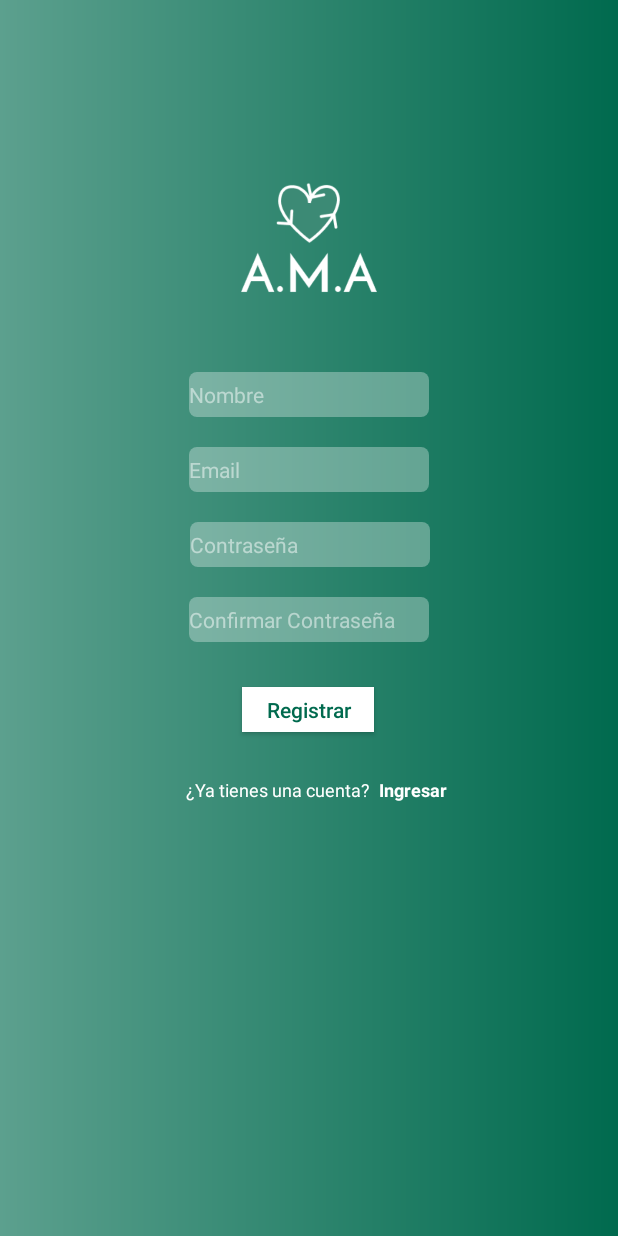
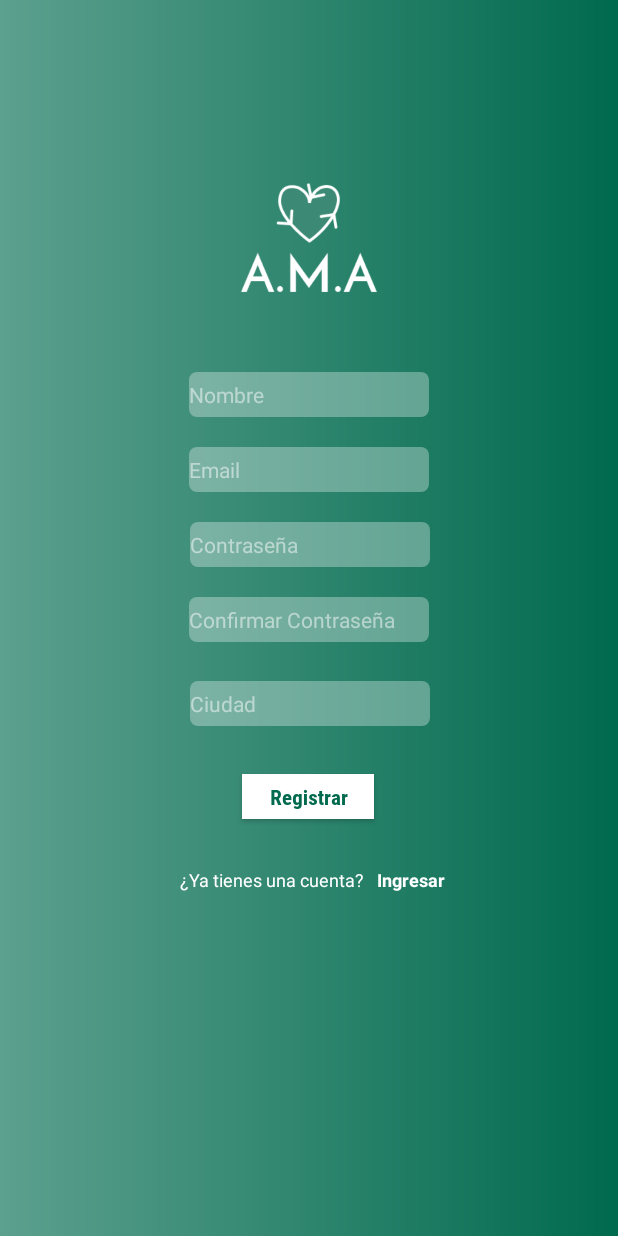
Before and after one commit to ElizaAldana/amaAndroid, an Android app: the layout activity_registro.xml on its own in the app's theme, with its tools: preview values and no code run, on a phone screen of 412 x 824 dp. Run offline under Robolectric (Android 15) with nearby library versions, the phone set to English and light mode, and no system bars.

```diff
--- a/app/src/main/java/com/example/ama/MainActivity.java
+++ b/app/src/main/java/com/example/ama/MainActivity.java
@@ -7,8 +7,11 @@ import android.os.Bundle;
 import android.view.View;
 import android.widget.Button;
 
+import com.google.firebase.database.FirebaseDatabase;
+
 public class MainActivity extends AppCompatActivity implements View.OnClickListener{
 
+    private FirebaseDatabase db;
     private Button consBtn, repBtn, mapBtn, pBtn;
     //Para separar la barra de busqueda
     private Button perfilBtn, reportBtn, homeBtn, puntosBtn, consejosBtn;
--- a/app/src/main/res/layout/activity_registro.xml
+++ b/app/src/main/res/layout/activity_registro.xml
@@ -11,8 +11,9 @@
         android:id="@+id/registerBtn"
         android:layout_width="wrap_content"
         android:layout_height="30dp"
-        android:layout_marginTop="30dp"
+        android:layout_marginTop="88dp"
         android:background="#FFFFFF"
+        android:fontFamily="@font/robotocondensedbold"
         android:text="Registrar"
         android:textAllCaps="false"
         android:textColor="#006A4E"
@@ -20,6 +21,31 @@
         app:layout_constraintHorizontal_bias="0.498"
         app:layout_constraintStart_toStartOf="parent"
         app:layout_constraintTop_toBottomOf="@+id/confirmInput" />
+
+    <TextView
+        android:id="@+id/textView"
+        android:layout_width="wrap_content"
+        android:layout_height="wrap_content"
+        android:layout_marginStart="120dp"
+        android:layout_marginTop="32dp"
+        android:text="¿Ya tienes una cuenta?"
+        android:textColor="#FFFFFF"
+        android:textSize="12sp"
+        app:layout_constraintStart_toStartOf="parent"
+        app:layout_constraintTop_toBottomOf="@+id/registerBtn" />
+
+    <TextView
+        android:id="@+id/ingresarTxt"
+        android:layout_width="wrap_content"
+        android:layout_height="wrap_content"
+        android:layout_marginStart="8dp"
+        android:layout_marginTop="32dp"
+        android:text="Ingresar"
+        android:textColor="#FFFFFF"
+        android:textSize="12dp"
+        android:textStyle="bold"
+        app:layout_constraintStart_toEndOf="@+id/textView"
+        app:layout_constraintTop_toBottomOf="@+id/registerBtn" />
 
     <ImageView
         android:id="@+id/imageView2"
@@ -78,6 +104,22 @@
         app:layout_constraintTop_toBottomOf="@+id/contrasenaInput" />
 
     <EditText
+        android:id="@+id/ciudadInput"
+        android:layout_width="wrap_content"
+        android:layout_height="30dp"
+        android:layout_marginTop="76dp"
+        android:background="@drawable/edittextback"
+        android:ems="10"
+        android:hint="Ciudad"
+        android:inputType="textPassword"
+        android:textColorHint="#80FFFFFF"
+        android:textSize="14sp"
+        app:layout_constraintEnd_toEndOf="parent"
+        app:layout_constraintHorizontal_bias="0.502"
+        app:layout_constraintStart_toStartOf="parent"
+        app:layout_constraintTop_toBottomOf="@+id/contrasenaInput" />
+
+    <EditText
         android:id="@+id/emailInput"
         android:layout_width="wrap_content"
         android:layout_height="30dp"
@@ -92,29 +134,4 @@
         app:layout_constraintStart_toStartOf="parent"
         app:layout_constraintTop_toBottomOf="@+id/nombreInput" />
 
-    <TextView
-        android:id="@+id/textView"
-        android:layout_width="wrap_content"
-        android:layout_height="wrap_content"
-        android:layout_marginStart="124dp"
-        android:layout_marginTop="30dp"
-        android:text="¿Ya tienes una cuenta?"
-        android:textColor="#FFFFFF"
-        android:textSize="12sp"
-        app:layout_constraintStart_toStartOf="parent"
-        app:layout_constraintTop_toBottomOf="@+id/registerBtn" />
-
-    <TextView
-        android:id="@+id/ingresarTxt"
-        android:layout_width="wrap_content"
-        android:layout_height="wrap_content"
-        android:layout_marginStart="5dp"
-        android:layout_marginTop="30dp"
-        android:text="Ingresar"
-        android:textColor="#FFFFFF"
-        android:textSize="12dp"
-        android:textStyle="bold"
-        app:layout_constraintStart_toEndOf="@+id/textView"
-        app:layout_constraintTop_toBottomOf="@+id/registerBtn" />
-
 </androidx.constraintlayout.widget.ConstraintLayout>
```
Also changed, not shown: app/src/main/java/com/example/ama/LoginActivity.java (+7 -0 lines), app/src/main/java/com/example/ama/RegistroActivity.java (+35 -1 lines), app/src/main/java/com/example/ama/Users.java (added, +66 -0 lines).
